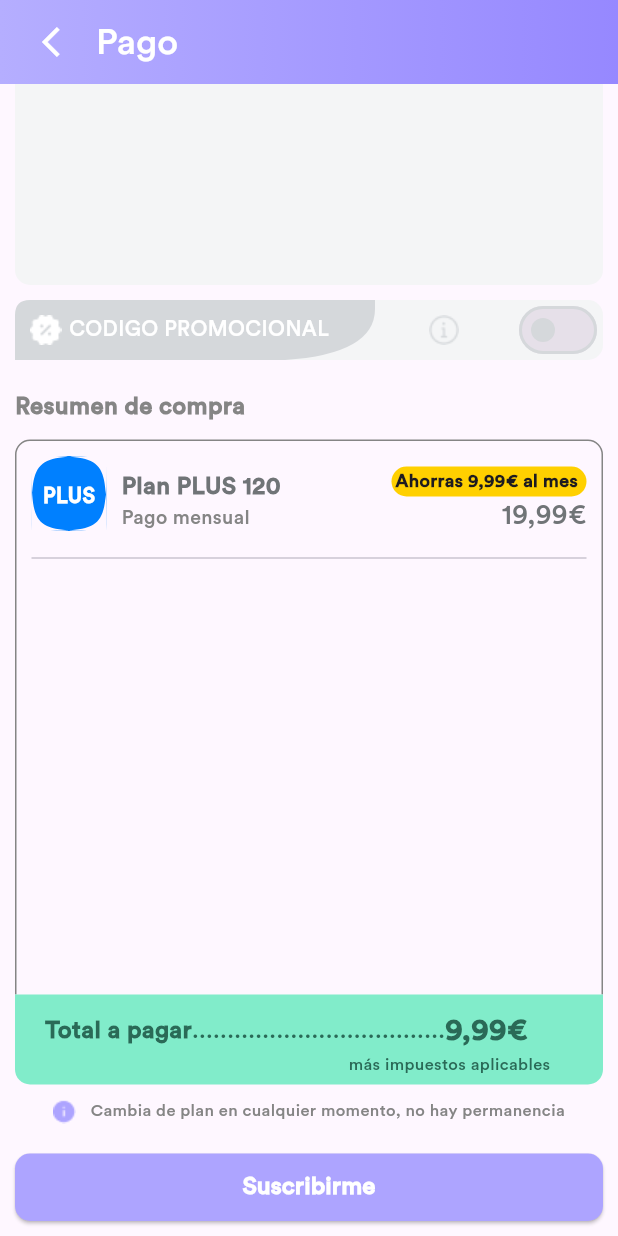
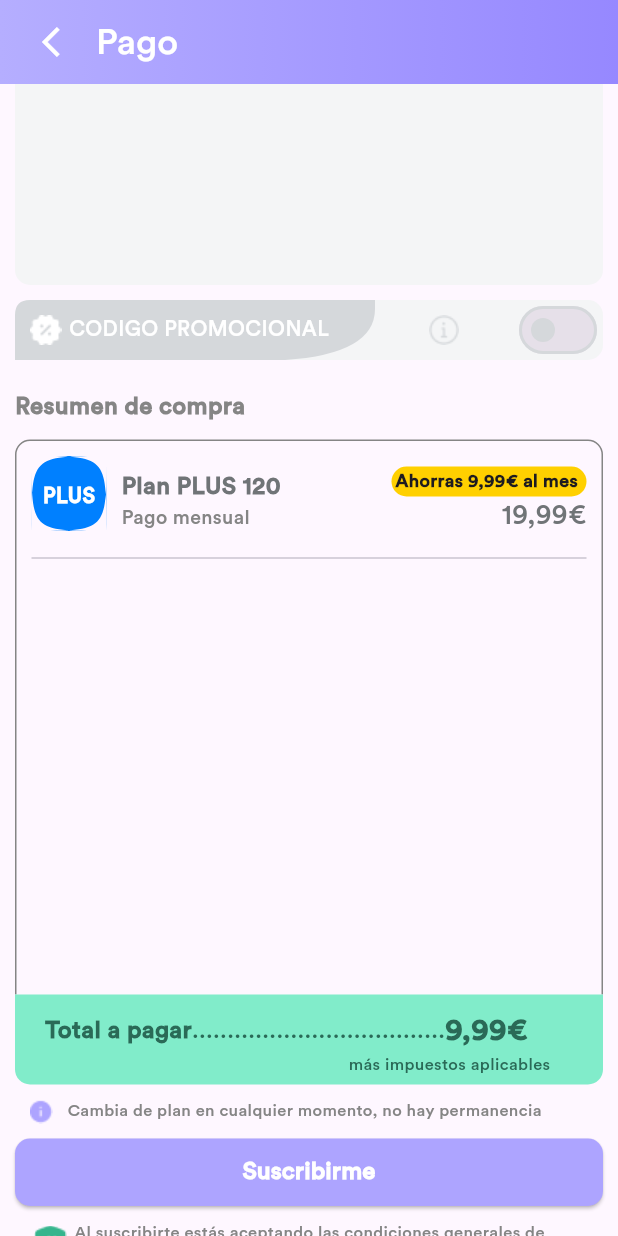
Before and after one commit to YhonattanZ/Uopp-Mockup, a Flutter app: the PaymentPage screen opened by its route, scrolled down 159 dp, on a phone screen of 412 x 824 dp. Run offline on Flutter 3.47's test engine with Material 3 defaults, Android fonts, the phone set to English and light mode, and no system bars; our stand-ins replace get, smooth_page_indicator, video_player.

Commit message:
ajustes generales a la estructura actual

```diff
--- a/lib/config/config.dart
+++ b/lib/config/config.dart
@@ -27,6 +27,8 @@ class AppConfig {
       "Vende productos físicos y gestiona tu inventario con herramientas profesionales.";
   static const String subscription =
       "Ahora ya puedes disfrutar de todas las ventajas de ser PLUS";
+  static const String terms =
+      'Al suscribirte estás aceptando las condiciones generales de contratación de Uopp Spain Ltd y Stripe Ltd.';
 
   //Precios de plan
   static const String priceBasic = "0€/mes";
--- a/lib/ui/pages/payment.dart
+++ b/lib/ui/pages/payment.dart
@@ -1,6 +1,7 @@
 import 'package:flutter/material.dart';
 import 'package:get/get.dart';
 import 'package:prueba_uopp/config/config.dart';
+import 'package:prueba_uopp/routes/app_routes.dart';
 import 'package:prueba_uopp/ui/widgets/custom_appbar.dart';
 import 'package:prueba_uopp/ui/widgets/custom_button.dart';
 import 'package:prueba_uopp/ui/widgets/custom_tag.dart';
@@ -19,10 +20,6 @@ class _PaymentPageState extends State<PaymentPage> {
   @override
   Widget build(BuildContext context) {
     return Scaffold(
-      bottomNavigationBar: CustomElevatedButton(
-        title: 'Suscribirme',
-        onPressed: () {},
-      ),
       appBar: CustomAppBar(title: 'Pago', onBack: () => Get.back()),
       body: SingleChildScrollView(
         child: Column(
@@ -149,9 +146,9 @@ class _PaymentPageState extends State<PaymentPage> {
               ),
             ),
             Padding(
-              padding: const EdgeInsets.all(10),
+              padding: const EdgeInsets.fromLTRB(20, 10, 10, 0),
               child: Row(
-                mainAxisAlignment: MainAxisAlignment.center,
+                mainAxisAlignment: MainAxisAlignment.start,
                 children: [
                   Image.asset('assets/icons/info purple.png'),
                   SizedBox(width: 10),
@@ -162,6 +159,33 @@ class _PaymentPageState extends State<PaymentPage> {
                       fontSize: 11,
                       fontWeight: FontWeight.w500,
                       color: AppConfig.findPlanTextColor,
+                    ),
+                  ),
+                ],
+              ),
+            ),
+            CustomElevatedButton(
+              title: 'Suscribirme',
+              onPressed: () => Get.toNamed(AppRoutes.subscriptionPaid),
+            ),
+            Padding(
+              padding: const EdgeInsets.fromLTRB(10, 0, 10, 10),
+              child: Row(
+                mainAxisAlignment: MainAxisAlignment.center,
+                children: [
+                  Image.asset('assets/icons/logo.png'),
+                  SizedBox(width: 5),
+                  SizedBox(
+                    width: 340,
+                    child: Text(
+                      textAlign: TextAlign.start,
+                      AppConfig.terms,
+                      style: TextStyle(
+                        fontFamily: 'CircularStd',
+                        fontSize: 11,
+                        fontWeight: FontWeight.w500,
+                        color: AppConfig.findPlanTextColor,
+                      ),
                     ),
                   ),
                 ],
--- a/lib/ui/widgets/custom_button.dart
+++ b/lib/ui/widgets/custom_button.dart
@@ -16,6 +16,7 @@ class CustomElevatedButton extends StatelessWidget {
       padding: const EdgeInsets.all(10),
       child: SizedBox(
         height: 45,
+        width: double.infinity,
         child: ElevatedButton(
           style: ElevatedButton.styleFrom(
             backgroundColor: AppConfig.planTextColor,
```
Also changed, not shown: assets/icons/logo.png (added).
